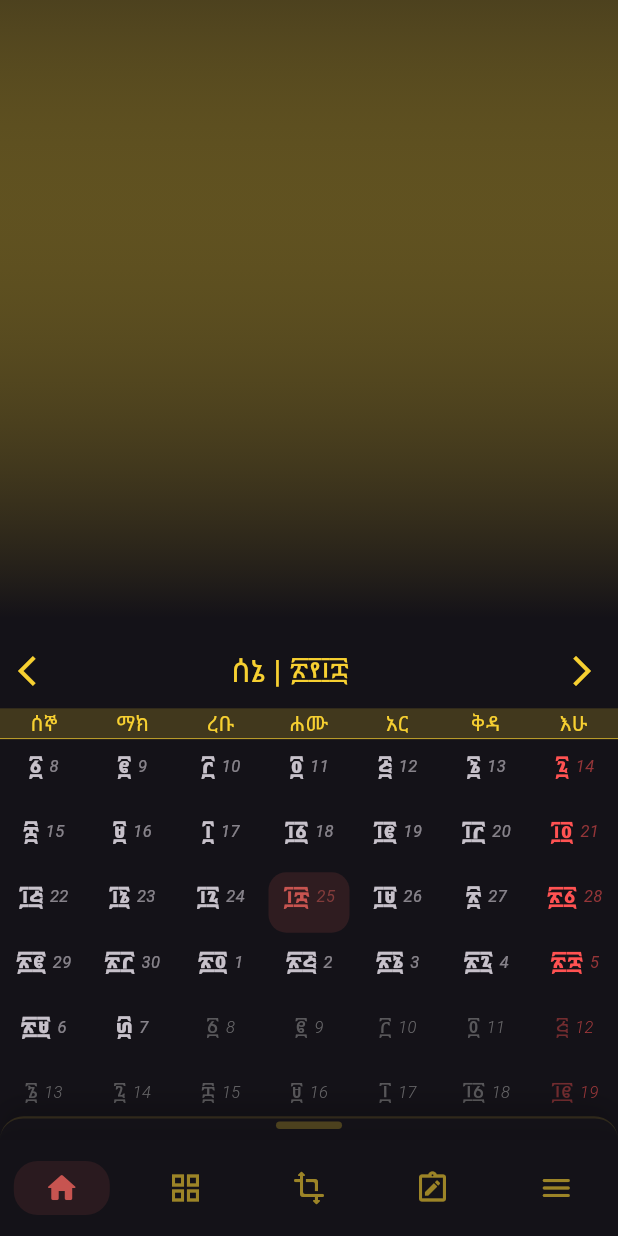
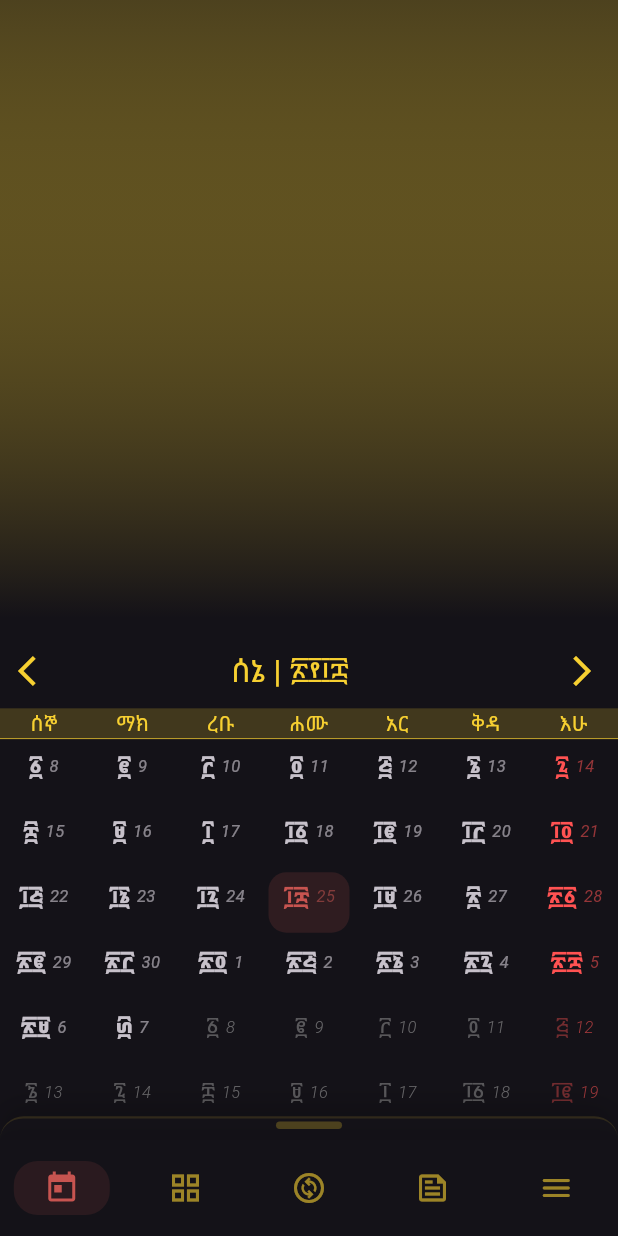
Before and after one commit to Sinishaw/event-calendar-v3, a Flutter app: the screen it shows after launch, on a phone screen of 412 x 824 dp. Run offline on Flutter 3.47's test engine with Material 3 defaults, Android fonts, the phone set to English and light mode, and no system bars; our stand-ins replace cached_network_image, carousel_slider, cloud_firestore, device_info_plus, firebase_analytics, firebase_core and 10 more; missing offline and left inert: home_widget, workmanager; accounts and stored records are empty; statements that could not run were skipped.

Commit message:
feat: modernize bottom navigation bar icons
Replace default bottom navigation bar icons with modern, sleek alternatives (today, grid_view, change_circle, feed).

#71

```diff
--- a/lib/menu/bottom_navigation.dart
+++ b/lib/menu/bottom_navigation.dart
@@ -13,18 +13,18 @@ class BottomNavigation extends StatefulWidget {
 
 class _BottomNavigationState extends State<BottomNavigation> {
   final List<IconData> _inactiveIcons = [
-    Icons.home_outlined,
+    Icons.today_outlined,
     Icons.grid_view_outlined,
-    Icons.transform_rounded,
-    Icons.note_alt_outlined,
+    Icons.change_circle_outlined,
+    Icons.feed_outlined,
     Icons.menu_rounded,
   ];
 
   final List<IconData> _activeIcons = [
-    Icons.home_rounded,
-    Icons.grid_view_rounded,
-    Icons.transform_rounded,
-    Icons.note_alt_rounded,
+    Icons.today,
+    Icons.grid_view,
+    Icons.change_circle,
+    Icons.feed,
     Icons.menu_rounded,
   ];
 
```
Also changed, not shown: 1 other file.
